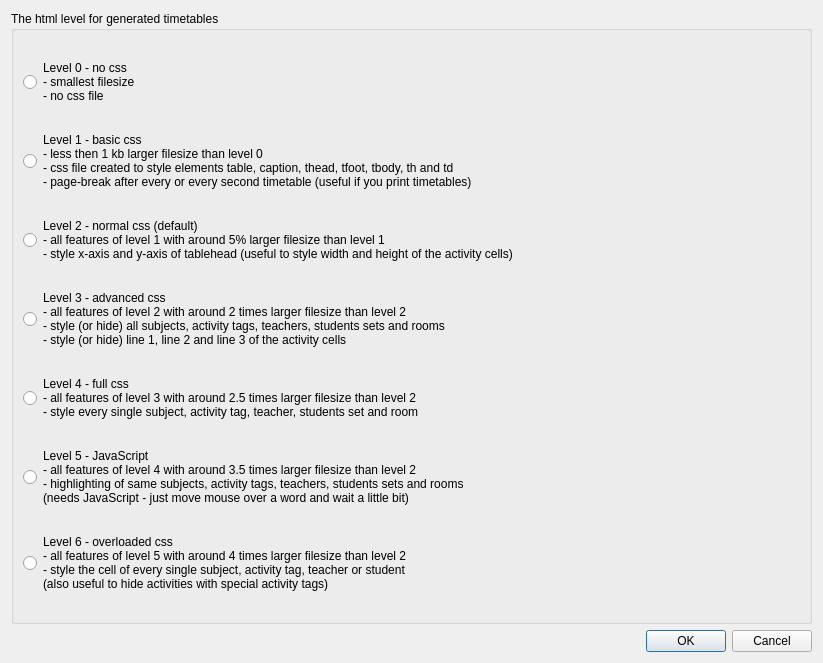
This is src/interface/settingstimetablehtmllevelform_template.ui in karandit/fet as Qt 5 draws it before an edit. The edited form follows.
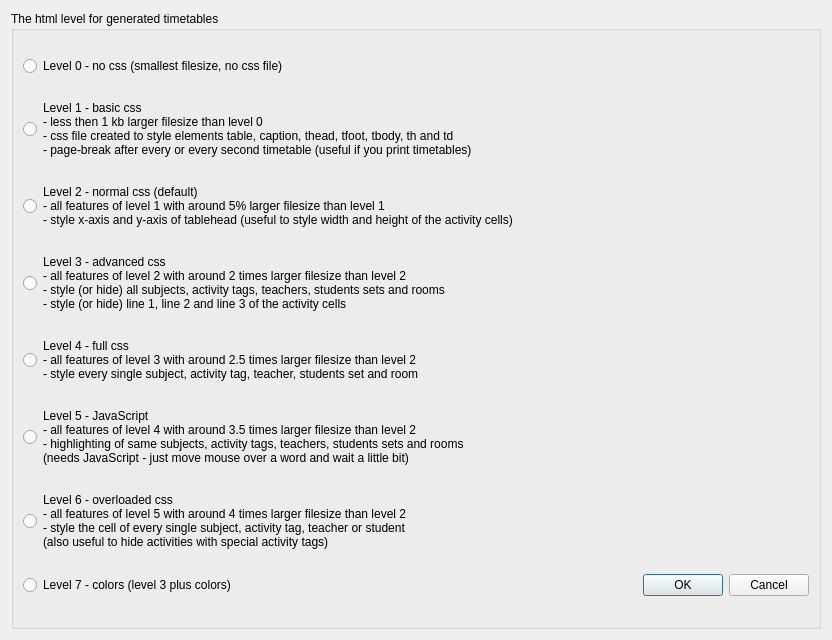
This is the edited form.

```diff
--- a/src/interface/settingstimetablehtmllevelform_template.ui
+++ b/src/interface/settingstimetablehtmllevelform_template.ui
@@ -6,8 +6,8 @@
    <rect>
     <x>0</x>
     <y>0</y>
-    <width>823</width>
-    <height>663</height>
+    <width>832</width>
+    <height>640</height>
    </rect>
   </property>
   <property name="windowTitle">
@@ -23,9 +23,7 @@
       <item row="0" column="0">
        <widget class="QRadioButton" name="level0RadioButton">
         <property name="text">
-         <string>Level 0 - no css
-- smallest filesize
-- no css file</string>
+         <string>Level 0 - no css (smallest filesize, no css file)</string>
         </property>
        </widget>
       </item>
@@ -105,10 +103,16 @@
         </property>
        </widget>
       </item>
-     </layout>
-    </widget>
-   </item>
-   <item row="1" column="0">
+      <item row="7" column="0">
+       <layout class="QHBoxLayout" name="horizontalLayout">
+        <item>
+         <widget class="QRadioButton" name="level7RadioButton">
+          <property name="text">
+           <string>Level 7 - colors (level 3 plus colors)</string>
+          </property>
+         </widget>
+        </item>
+        <item>
     <layout class="QHBoxLayout">
      <item>
       <spacer>
@@ -138,6 +142,11 @@
       </widget>
      </item>
     </layout>
+        </item>
+       </layout>
+      </item>
+     </layout>
+    </widget>
    </item>
   </layout>
  </widget>
```
Lines whose indentation alone changed are shown as unchanged.
